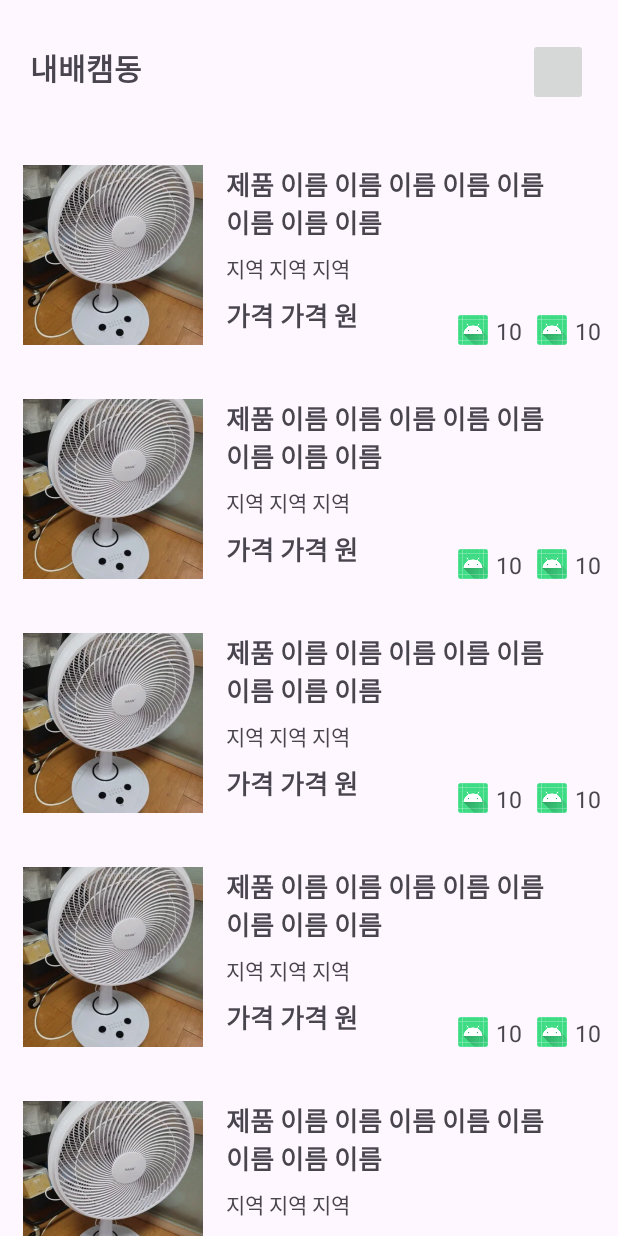
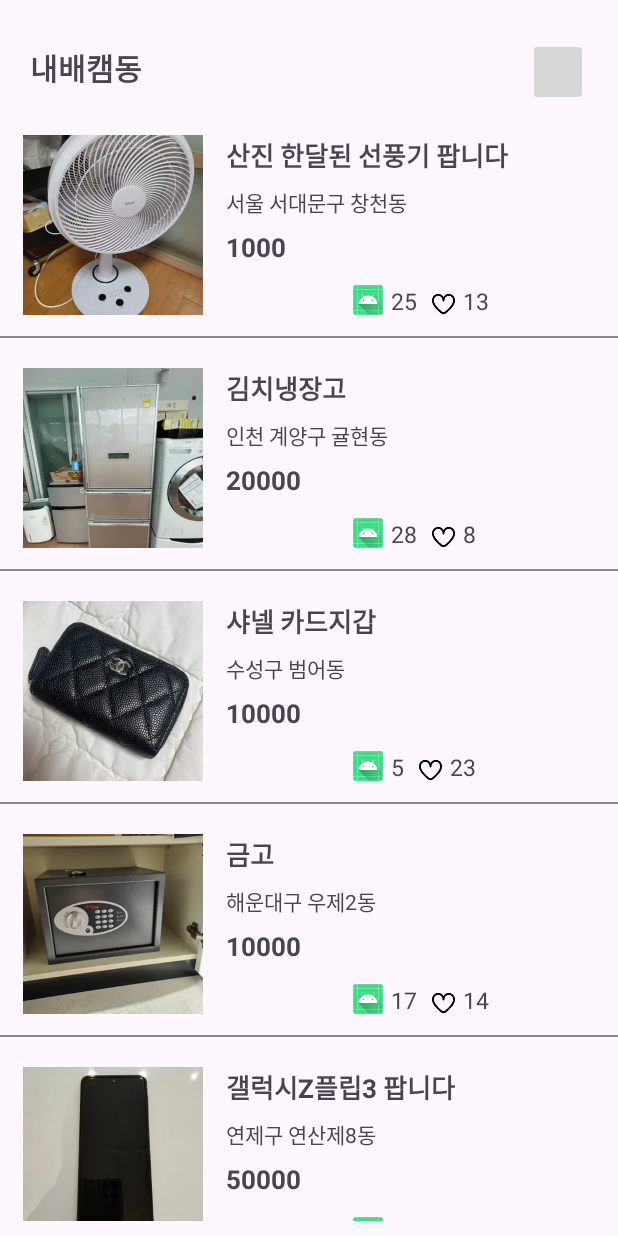
Before and after one commit to hyezg/kotlin-market2, an Android app: the MainActivity screen opened directly, with no data from a screen before it, on a phone screen of 412 x 824 dp. Run offline under Robolectric (Android 15) with nearby library versions, the phone set to English and light mode, and no system bars.

Commit message:
Feat: png파일넣고,제대로 실행 가능해짐

```diff
--- a/app/src/main/java/com/example/applemarket/DataSource.kt
+++ b/app/src/main/java/com/example/applemarket/DataSource.kt
@@ -11,7 +11,8 @@ class DataSource {
             }
         }
     }
-    fun getItemList() : List<Item>{
+
+    fun getItemList(): List<Item> {
         return itemList()
     }
 }
--- a/app/src/main/java/com/example/applemarket/DetailActivity.kt
+++ b/app/src/main/java/com/example/applemarket/DetailActivity.kt
@@ -8,6 +8,7 @@ class DetailActivity : AppCompatActivity() {
     companion object {
         const val EXTRA_ITEM: String = "extra_item"
     }
+
     private val binding: ActivityDetailBinding by lazy {
         ActivityDetailBinding.inflate(layoutInflater)
     }
--- a/app/src/main/java/com/example/applemarket/Item.kt
+++ b/app/src/main/java/com/example/applemarket/Item.kt
@@ -1,16 +1,17 @@
 package com.example.applemarket
+
 import kotlinx.android.parcel.Parcelize
 import android.os.Parcelable
 
 @Parcelize
-data class Item (
+data class Item(
     val image: Int,
     val title: String,
     val introduce: String,
     val seller: String,
     val price: Int,
     val place: String,
-    val good: Int,
-    val chat: Int,
+    val goodN: Int,
+    val chatN: Int,
     val viewtype: Int
 ) : Parcelable
--- a/app/src/main/java/com/example/applemarket/MyAdapter.kt
+++ b/app/src/main/java/com/example/applemarket/MyAdapter.kt
@@ -6,23 +6,27 @@ import android.view.ViewGroup
 import androidx.recyclerview.widget.RecyclerView
 import com.example.applemarket.databinding.ItemLayoutBinding
 
-class MyAdapter(private  val onClick: (Item) -> Unit) :
-    RecyclerView.Adapter<RecyclerView.ViewHolder>()  {
-        var itemList = listOf<Item>()
+class MyAdapter(private val onClick: (Item) -> Unit) :
+    RecyclerView.Adapter<RecyclerView.ViewHolder>() {
+    var itemList = listOf<Item>()
 
-        interface ItemClick {
-            fun onClick(view: View, position: Int)
-        }
-        var itemClick: ItemClick? = null
+    interface ItemClick {
+        fun onClick(view: View, position: Int)
+    }
+
+    var itemClick: ItemClick? = null
 
     override fun onCreateViewHolder(parent: ViewGroup, viewType: Int): RecyclerView.ViewHolder {
-        val binding = ItemLayoutBinding.inflate(LayoutInflater.from(parent.context), parent,false)
+        val binding = ItemLayoutBinding.inflate(LayoutInflater.from(parent.context), parent, false)
         return Holder(binding)
     }
 
     override fun onBindViewHolder(holder: RecyclerView.ViewHolder, position: Int) {
-        holder.itemView.setOnClickListener{
-            itemClick?.onClick(it,position)
+        val currentItem = itemList[position]
+        val myholder = holder as Holder
+        myholder.bind(currentItem)
+        holder.itemView.setOnClickListener {
+            onClick(currentItem)
         }
     }
 
@@ -31,12 +35,16 @@ class MyAdapter(private  val onClick: (Item) -> Unit) :
     }
 
     inner class Holder(private val binding: ItemLayoutBinding) :
-        RecyclerView.ViewHolder(binding.root){
+        RecyclerView.ViewHolder(binding.root) {
         fun bind(item: Item) {
             binding.apply {
+                binding.ivItem.setImageResource(item.image)
                 binding.title.text = item.title
                 binding.place.text = item.place
-                binding.price.setText(item.price)
+                binding.chatN.text = item.chatN.toString()
+                binding.goodN.text = item.goodN.toString()
+                binding.price.text = item.price.toString()
+
             }
         }
     }
--- a/app/src/main/java/com/example/applemarket/itemList.kt
+++ b/app/src/main/java/com/example/applemarket/itemList.kt
@@ -9,8 +9,8 @@ fun itemList(): List<Item> {
             seller = "대현동",
             price = 1000,
             place = "서울 서대문구 창천동",
-            good = 13,
-            chat = 25,
+            goodN = 13,
+            chatN = 25,
             viewtype = 1
         ),
         Item(
@@ -20,8 +20,8 @@ fun itemList(): List<Item> {
             seller = "안마담",
             price = 20000,
             place = "인천 계양구 귤현동",
-            good = 8,
-            chat = 28,
+            goodN = 8,
+            chatN = 28,
             viewtype = 2
         ),
         Item(
@@ -31,8 +31,8 @@ fun itemList(): List<Item> {
             seller = "코코유",
             price = 10000,
             place = "수성구 범어동",
-            good = 23,
-            chat = 5,
+            goodN = 23,
+            chatN = 5,
             viewtype = 3
         ),
         Item(
@@ -42,8 +42,8 @@ fun itemList(): List<Item> {
             seller = "Nicole",
             price = 10000,
             place = "해운대구 우제2동",
-            good = 14,
-            chat = 17,
+            goodN = 14,
+            chatN = 17,
             viewtype = 4
         ),
         Item(
@@ -53,8 +53,8 @@ fun itemList(): List<Item> {
             seller = "절명",
             price = 50000,
             place = "연제구 연산제8동",
-            good = 22,
-            chat = 9,
+            goodN = 22,
+            chatN = 9,
             viewtype = 5
         ),
         Item(
--- a/app/src/main/res/layout/activity_main.xml
+++ b/app/src/main/res/layout/activity_main.xml
@@ -10,11 +10,11 @@
         android:id="@+id/place"
         android:layout_width="wrap_content"
         android:layout_height="wrap_content"
+        android:layout_marginStart="20dp"
+        android:layout_marginTop="30dp"
         android:text="내배캠동"
         android:textSize="20sp"
         android:textStyle="bold"
-        android:layout_marginTop="30dp"
-        android:layout_marginStart="20dp"
         app:layout_constraintStart_toStartOf="parent"
         app:layout_constraintTop_toTopOf="parent" />
 
@@ -22,16 +22,18 @@
         android:id="@+id/alarm"
         android:layout_width="40dp"
         android:layout_height="45dp"
-        app:layout_constraintTop_toTopOf="parent"
+        android:layout_marginTop="25dp"
+        android:layout_marginEnd="20dp"
         app:layout_constraintEnd_toEndOf="parent"
-        android:layout_marginTop="25dp"
-        android:layout_marginEnd="20dp"/>
+        app:layout_constraintTop_toTopOf="parent" />
 
     <androidx.recyclerview.widget.RecyclerView
         android:id="@+id/rv_item"
+        android:layout_marginTop="10dp"
         android:layout_width="match_parent"
         android:layout_height="wrap_content"
-        android:layout_marginTop="30dp"
         app:layout_constraintTop_toBottomOf="@id/place"
-        tools:listitem="@layout/item_layout"/>
+        tools:listitem="@layout/item_layout"
+        android:paddingBottom="80dp"
+        />
 </androidx.constraintlayout.widget.ConstraintLayout>
--- a/app/src/main/res/layout/item_layout.xml
+++ b/app/src/main/res/layout/item_layout.xml
@@ -2,7 +2,7 @@
 <androidx.constraintlayout.widget.ConstraintLayout xmlns:android="http://schemas.android.com/apk/res/android"
     xmlns:app="http://schemas.android.com/apk/res-auto"
     android:layout_width="match_parent"
-    android:layout_height="match_parent">
+    android:layout_height="wrap_content">
 
     <ImageView
         android:id="@+id/iv_item"
@@ -10,8 +10,8 @@
         android:layout_height="120dp"
         android:layout_marginStart="15dp"
         android:layout_marginTop="20dp"
+        android:background="@drawable/item_radius"
         android:src="@drawable/sample1"
-        android:background="@drawable/item_radius"
         app:layout_constraintStart_toStartOf="parent"
         app:layout_constraintTop_toTopOf="parent" />
 
@@ -60,45 +60,48 @@
         android:id="@+id/iv_chat"
         android:layout_width="20dp"
         android:layout_height="20dp"
-        android:layout_marginStart="170dp"
+        android:layout_marginStart="100dp"
         android:src="@mipmap/ic_launcher"
         app:layout_constraintBottom_toBottomOf="@id/iv_item"
         app:layout_constraintStart_toEndOf="@id/iv_item" />
+
     <TextView
         android:id="@+id/chat_n"
         android:layout_width="wrap_content"
         android:layout_height="wrap_content"
-        android:text="10"
+        android:layout_marginStart="5dp"
+        android:text="숫자"
         android:textSize="15sp"
-        android:layout_marginStart="5dp"
-        app:layout_constraintTop_toTopOf="@id/iv_chat"
-        app:layout_constraintStart_toEndOf="@id/iv_chat"/>
+        app:layout_constraintStart_toEndOf="@id/iv_chat"
+        app:layout_constraintTop_toTopOf="@id/iv_chat" />
 
     <ImageView
         android:id="@+id/good"
-        android:layout_width="20dp"
-        android:layout_height="20dp"
+        android:layout_width="15dp"
+        android:layout_height="15dp"
         android:layout_marginStart="10dp"
-        android:src="@mipmap/ic_launcher"
+        android:src="@drawable/heart"
         app:layout_constraintBottom_toBottomOf="@id/iv_item"
         app:layout_constraintStart_toEndOf="@id/chat_n" />
+
     <TextView
         android:id="@+id/good_n"
         android:layout_width="wrap_content"
         android:layout_height="wrap_content"
-        android:text="10"
+        android:layout_marginStart="5dp"
+        android:text="숫자"
         android:textSize="15sp"
-        android:layout_marginStart="5dp"
-        app:layout_constraintTop_toTopOf="@id/iv_chat"
-        app:layout_constraintStart_toEndOf="@id/good"/>
+        app:layout_constraintStart_toEndOf="@id/good"
+        app:layout_constraintTop_toTopOf="@id/iv_chat" />
 
-    <ImageView
+    <TextView
         android:layout_width="match_parent"
-        android:layout_height="wrap_content"
-        android:layout_marginTop="15dp"
-        android:src="@drawable/item_line"
+        android:layout_height="1dp"
+        android:background="@color/gray"
+        android:layout_marginTop="14dp"
+        app:layout_constraintStart_toStartOf="parent"
+        app:layout_constraintTop_toBottomOf="@id/iv_item"
         app:layout_constraintEnd_toEndOf="parent"
-        app:layout_constraintStart_toStartOf="parent"
-        app:layout_constraintTop_toBottomOf="@id/iv_item" />
+        />
 
 </androidx.constraintlayout.widget.ConstraintLayout>
--- a/app/src/main/res/values/colors.xml
+++ b/app/src/main/res/values/colors.xml
@@ -2,6 +2,6 @@
 <resources>
     <color name="black">#FF000000</color>
     <color name="white">#FFFFFFFF</color>
-    <color name="gray">#535353</color>
+    <color name="gray">#898989</color>
     <color name="temperature">#009688</color>
 </resources>
```
Also changed, not shown: app/src/main/res/layout/activity_detail.xml (+44 -14 lines), app/src/main/res/drawable/heart.png (added), app/src/main/res/drawable/left.png (added).
